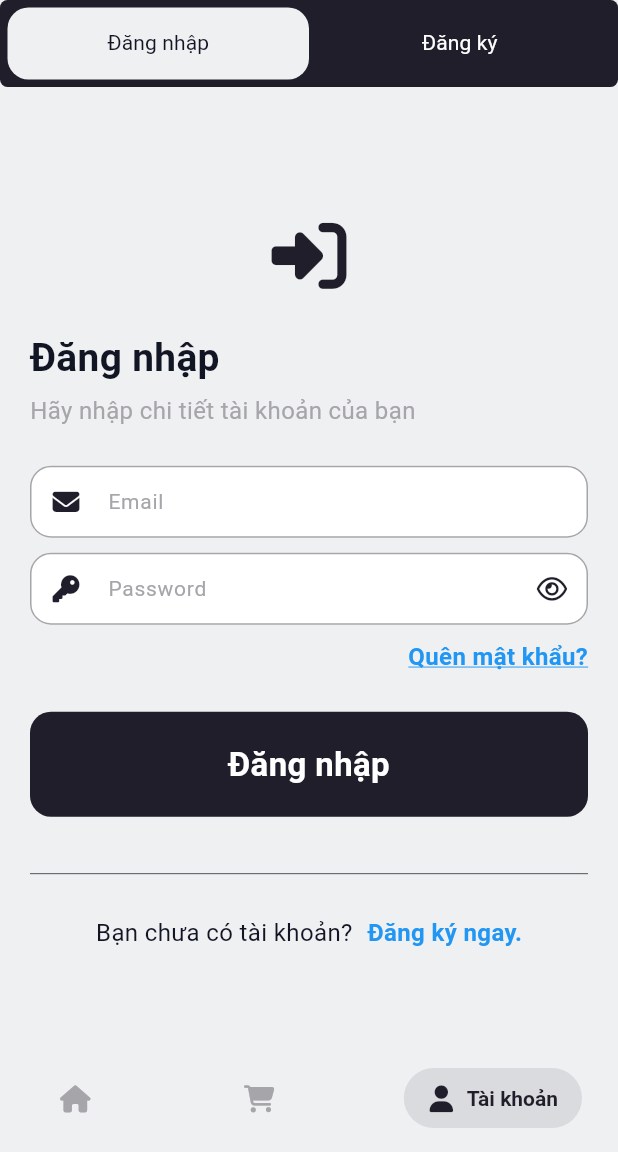
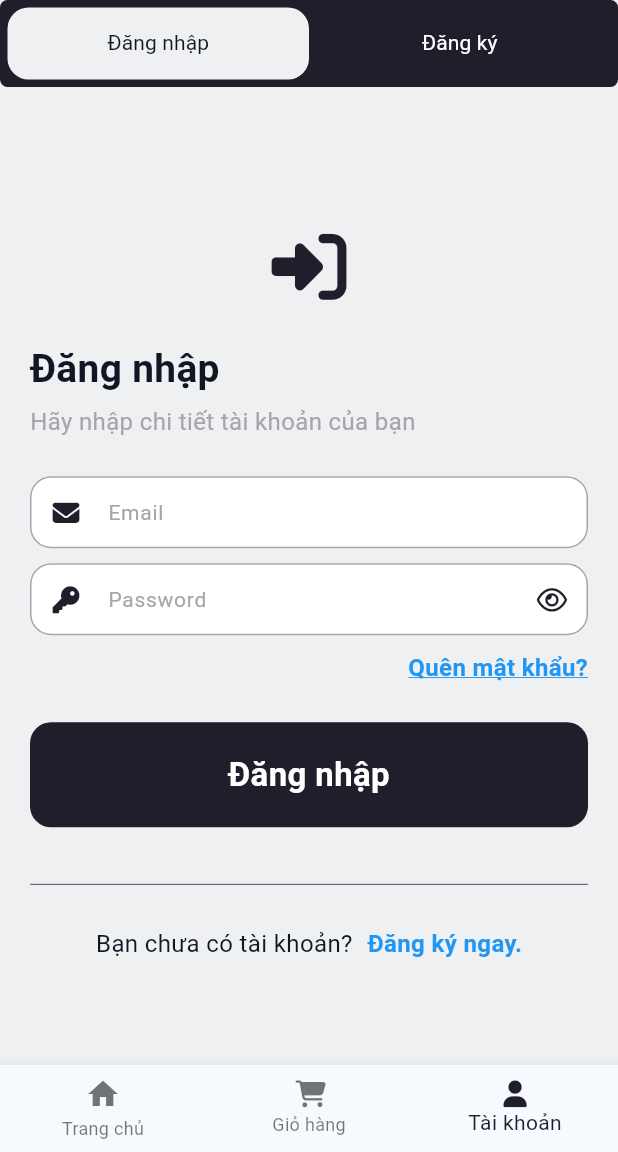
Before and after one commit to PhatTran133/HotPotToYou-Mobile, a Flutter app: the screen it shows after launch, item 3 of the bottom bar chosen, on a phone screen of 412 x 824 dp, the part 84-1236 px from its top. Run offline on Flutter 3.47's test engine with Material 3 defaults, Android fonts, the phone set to English and light mode, and no system bars; drawn by our look-alikes of salomon_bottom_bar; our stand-ins replace auto_size_text, carousel_slider, expandable_text, flutter_rating_bar, flutter_spinkit, font_awesome_flutter and 3 more; accounts and stored records are empty; network calls fail.

Commit message:
update home

```diff
--- a/Mobile/Hot Pot To You/lib/representation/screens/main_app.dart
+++ b/Mobile/Hot Pot To You/lib/representation/screens/main_app.dart
@@ -35,41 +35,70 @@ class _MainAppState extends State<MainApp> {
           AccountScreen(),
         ],
       ),
-      bottomNavigationBar: SalomonBottomBar(
-        onTap: (index) {
+      bottomNavigationBar: BottomNavigationBar(
+        items: const <BottomNavigationBarItem>[
+          BottomNavigationBarItem(
+            icon: Icon(Icons.home),
+            label: 'Trang chủ',
+          ),
+          BottomNavigationBarItem(
+            icon: const Icon(
+              FontAwesomeIcons.cartShopping,
+              size: kDefaultIconSize18,
+            ),
+            label: 'Giỏ hàng',
+          ),
+          BottomNavigationBarItem(
+            icon: const Icon(
+              FontAwesomeIcons.solidUser,
+              size: kDefaultIconSize18,
+            ),
+            label: 'Tài khoản',
+          ),
+        ],
+         currentIndex: _currentIndex,
+        selectedItemColor: ColorPalette.primaryColor,
+       onTap: (index) {
           setState(() {
             _currentIndex = index;
           });
         },
-        currentIndex: _currentIndex,
-        selectedItemColor: ColorPalette.primaryColor,
-        unselectedItemColor: ColorPalette.textHide,
-        margin: const EdgeInsets.symmetric(
-            horizontal: kMediumPadding24, vertical: kDefaultPadding16),
-        items: [
-          SalomonBottomBarItem(
-            title: const Text('Trang chủ'),
-            icon: const Icon(
-              FontAwesomeIcons.house,
-              size: kDefaultIconSize18,
-            ),
-          ),
-          SalomonBottomBarItem(
-            title: const Text('Giỏ hàng'),
-            icon: const Icon(
-              FontAwesomeIcons.cartShopping,
-              size: kDefaultIconSize18,
-            ),
-          ),
-          SalomonBottomBarItem(
-            title: const Text('Tài khoản'),
-            icon: const Icon(
-              FontAwesomeIcons.solidUser,
-              size: kDefaultIconSize18,
-            ),
-          ),
-        ],
-      ),
+      // bottomNavigationBar: SalomonBottomBar(
+      //   onTap: (index) {
+      //     setState(() {
+      //       _currentIndex = index;
+      //     });
+      //   },
+      //   currentIndex: _currentIndex,
+      //   selectedItemColor: ColorPalette.primaryColor,
+      //   unselectedItemColor: ColorPalette.textHide,
+      //   margin: const EdgeInsets.symmetric(
+      //       horizontal: kMediumPadding24, vertical: kDefaultPadding16),
+      //   items: [
+      //     SalomonBottomBarItem(
+      //       title: const Text('Trang chủ'),
+      //       icon: const Icon(
+      //         FontAwesomeIcons.house,
+      //         size: kDefaultIconSize18,
+      //       ),
+      //     ),
+      //     SalomonBottomBarItem(
+      //       title: const Text('Giỏ hàng'),
+      //       icon: const Icon(
+      //         FontAwesomeIcons.cartShopping,
+      //         size: kDefaultIconSize18,
+      //       ),
+      //     ),
+      //     SalomonBottomBarItem(
+      //       title: const Text('Tài khoản'),
+      //       icon: const Icon(
+      //         FontAwesomeIcons.solidUser,
+      //         size: kDefaultIconSize18,
+      //       ),
+      //     ),
+      //   ],
+      // ),
+    )
     );
   }
 }
```
Also changed, not shown: Mobile/Hot Pot To You/lib/models/h_pot_model.dart (added, +25 -0 lines), Mobile/Hot Pot To You/lib/representation/screens/home_screen.dart (+15 -0 lines).
